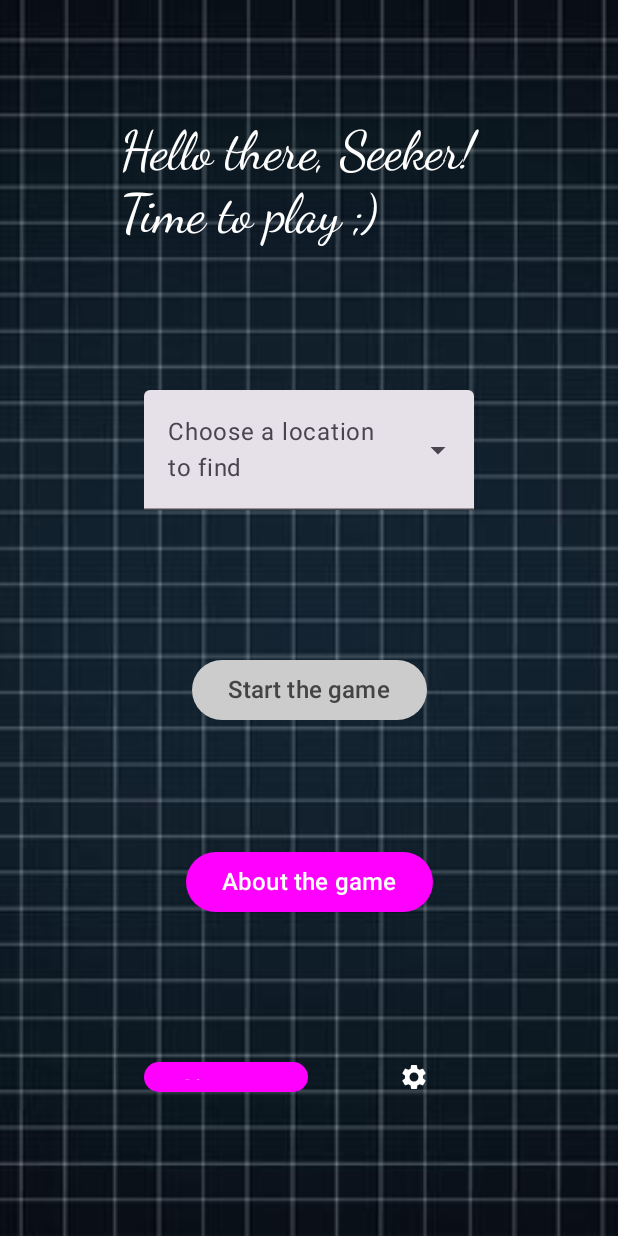
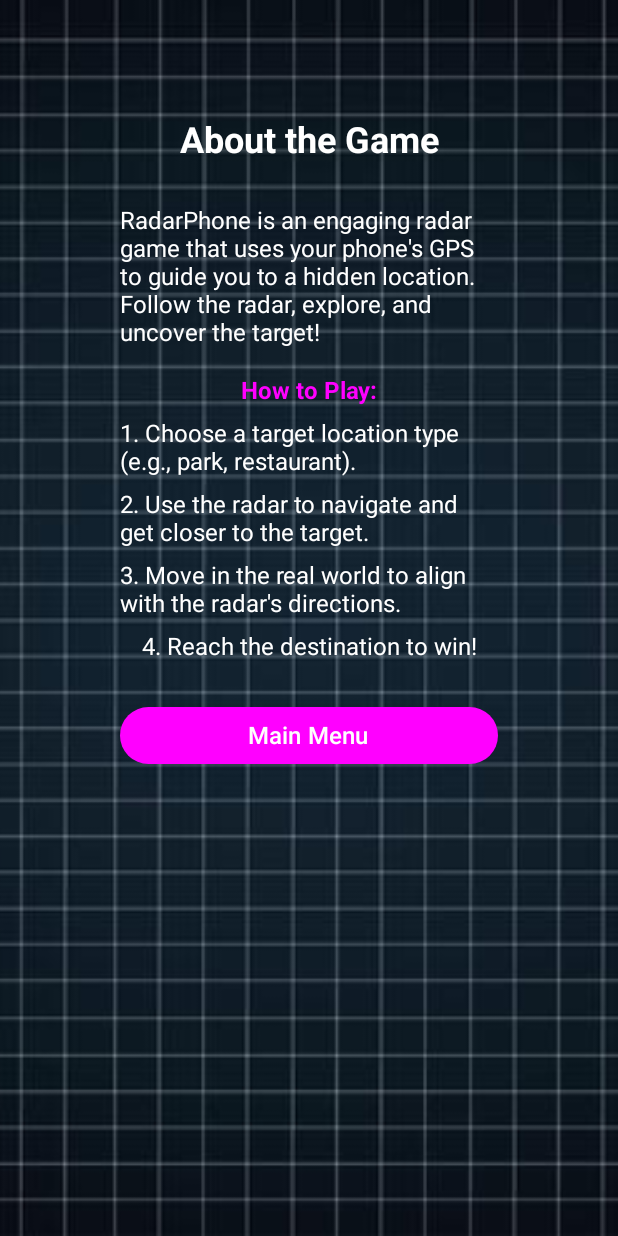
Before and after one commit to SandroCata/MACC_project, an Android app built with Jetpack Compose: the HomeScreen screen opened through its navigation route, after a tap on "About the game", on a phone screen of 412 x 824 dp. Run offline under Robolectric (Android 15) with nearby library versions, the phone set to English and light mode, and no system bars; our stand-ins replace Firebase (no records; nobody signed in at launch, a user with empty details on screens opened directly).

Commit message:
About the game screen,implementation with navController

```diff
--- a/RadarPhone/app/src/main/java/com/example/radarphone/NavGraph.kt
+++ b/RadarPhone/app/src/main/java/com/example/radarphone/NavGraph.kt
@@ -4,6 +4,7 @@ import androidx.navigation.compose.NavHost
 import androidx.navigation.compose.composable
 import androidx.navigation.compose.rememberNavController
 import androidx.compose.runtime.Composable
+import com.example.radarphone.screens.AboutScreen
 import com.example.radarphone.screens.FirstScreen
 import com.example.radarphone.screens.HomeScreen
 import com.example.radarphone.screens.RegLogScreen
@@ -22,5 +23,6 @@ fun NavGraph(regLogViewModel: RegLogViewModel, audioViewModel: AudioViewModel) {
         composable("RegLog_screen") { RegLogScreen(navController, regLogViewModel) }
         composable("Home_screen") { HomeScreen(navController, regLogViewModel) }
         composable("Settings_screen") { SettingsScreen(navController, audioViewModel) }
+        composable("About_screen") { AboutScreen(navController)}
     }
 }
--- /dev/null
+++ b/RadarPhone/app/src/main/java/com/example/radarphone/screens/AboutScreen.kt
@@ -0,0 +1,152 @@
+package com.example.radarphone.screens
+
+import android.content.res.Configuration
+import androidx.compose.foundation.Image
+import androidx.compose.foundation.layout.Arrangement
+import androidx.compose.foundation.layout.Column
+import androidx.compose.foundation.layout.Spacer
+import androidx.compose.foundation.layout.fillMaxSize
+import androidx.compose.foundation.layout.height
+import androidx.compose.foundation.layout.padding
+import androidx.compose.foundation.layout.size
+import androidx.compose.material3.Button
+import androidx.compose.material3.ButtonDefaults
+import androidx.compose.material3.Text
+import androidx.compose.runtime.Composable
+import androidx.compose.ui.Alignment
+import androidx.compose.ui.Modifier
+import androidx.compose.ui.graphics.Color
+import androidx.compose.ui.layout.ContentScale
+import androidx.compose.ui.platform.LocalConfiguration
+import androidx.compose.ui.res.painterResource
+import androidx.compose.ui.text.font.FontWeight
+import androidx.compose.ui.text.style.TextAlign
+import androidx.compose.ui.unit.dp
+import androidx.compose.ui.unit.sp
+import androidx.navigation.NavController
+import com.example.radarphone.R
+
+@Composable
+fun AboutScreen(navController: NavController) {
+    val configuration = LocalConfiguration.current
+    val changeSize = (configuration.orientation == Configuration.ORIENTATION_LANDSCAPE)
+
+    val buttonWidthSize = if (changeSize) {
+        200.dp
+    } else {
+        300.dp
+    }
+
+    val fontSize = if (changeSize) {
+        14.sp
+    } else {
+        16.sp
+    }
+
+    val spacing = if (changeSize) {
+        5.dp
+    } else {
+        30.dp
+    }
+
+    val screenPadding = if (changeSize) {
+        16.dp
+    } else {
+        80.dp
+    }
+
+    // Background image
+    Image(
+        painter = painterResource(id = R.drawable.mainscreen),
+        contentDescription = "Background Image",
+        modifier = Modifier.fillMaxSize(),
+        contentScale = ContentScale.Crop
+    )
+
+    Column(
+        modifier = Modifier
+            .fillMaxSize()
+            .padding(screenPadding),
+        horizontalAlignment = Alignment.CenterHorizontally,
+        verticalArrangement = Arrangement.Top
+    ) {
+        // Title
+        Text(
+            text = "About the Game",
+            color = Color.White,
+            fontSize = 24.sp,
+            fontWeight = FontWeight.Bold,
+            textAlign = TextAlign.Center
+        )
+        Spacer(modifier = Modifier.height(spacing))
+
+        Column(
+            modifier = Modifier.fillMaxSize(), // Occupy remaining space
+            horizontalAlignment = Alignment.CenterHorizontally, // Center horizontally
+            verticalArrangement = Arrangement.Top // Center vertically
+        ) {
+            // Brief Description
+            Text(
+                text = "RadarPhone is an engaging radar game that uses your phone's GPS to guide you to a hidden location. Follow the radar, explore, and uncover the target!",
+                color = Color.White,
+                fontSize = fontSize,
+                textAlign = TextAlign.Left
+            )
+            Spacer(modifier = Modifier.height(20.dp))
+            Text(
+                text = "How to Play:",
+                color = Color.Magenta,
+                fontSize = fontSize,
+                fontWeight = FontWeight.Bold
+            )
+            Spacer(modifier = Modifier.height(10.dp))
+            Text(
+                text = "1. Choose a target location type (e.g., park, restaurant).",
+                color = Color.White,
+                fontSize = fontSize,
+                textAlign = TextAlign.Left
+            )
+            Spacer(modifier = Modifier.height(10.dp))
+            Text(
+                text = "2. Use the radar to navigate and get closer to the target.",
+                color = Color.White,
+                fontSize = fontSize,
+                textAlign = TextAlign.Left
+            )
+            Spacer(modifier = Modifier.height(10.dp))
+            Text(
+                text = "3. Move in the real world to align with the radar's directions.",
+                color = Color.White,
+                fontSize = fontSize,
+                textAlign = TextAlign.Left
+            )
+            Spacer(modifier = Modifier.height(10.dp))
+            Text(
+                text = "4. Reach the destination to win!",
+                color = Color.White,
+                fontSize = fontSize,
+                textAlign = TextAlign.Left
+            )
+            Spacer(modifier = Modifier.height(spacing))
+
+            // Button to navigate back to Main Menu
+            Button(
+                modifier = Modifier
+                    .size(width = buttonWidthSize, height = 38.dp),
+                onClick = {
+                    navController.navigate("Home_screen")
+                },
+                colors = ButtonDefaults.buttonColors(
+                    containerColor = Color.Magenta,
+                    contentColor = Color.White
+                )
+            ) {
+                Text(
+                    text = "Main Menu",
+                    fontSize = fontSize
+                )
+            }
+
+        }
+    }
+}
--- a/RadarPhone/app/src/main/java/com/example/radarphone/screens/HomeScreen.kt
+++ b/RadarPhone/app/src/main/java/com/example/radarphone/screens/HomeScreen.kt
@@ -172,7 +172,9 @@ fun HomeScreen(navController: NavController, regLogViewModel: RegLogViewModel) {
         Spacer(modifier = Modifier.height(spacing))
         // About the game button
         Button(
-            onClick = { /* Navigate to About screen */ },
+            onClick = { /* Navigate to About screen */
+                navController.navigate("About_screen")
+            },
             modifier = Modifier
                 .wrapContentSize()
                 .widthIn(max = buttonWidthSize),
```
